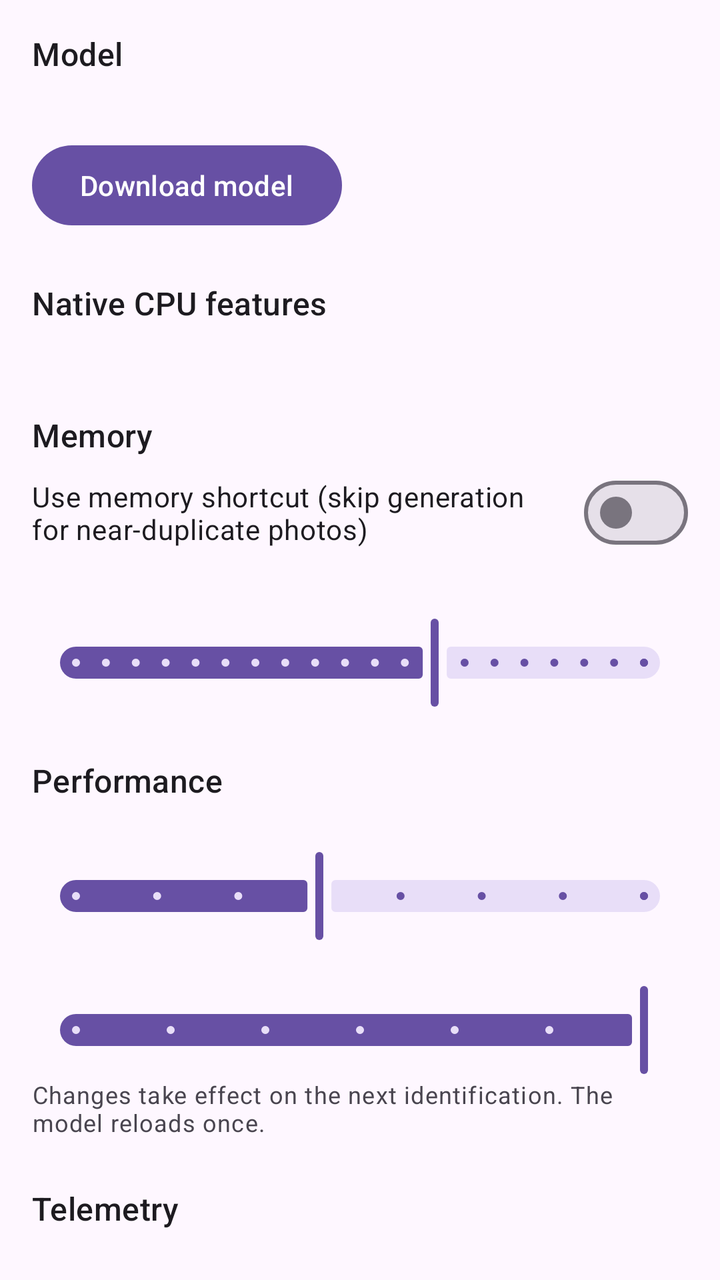
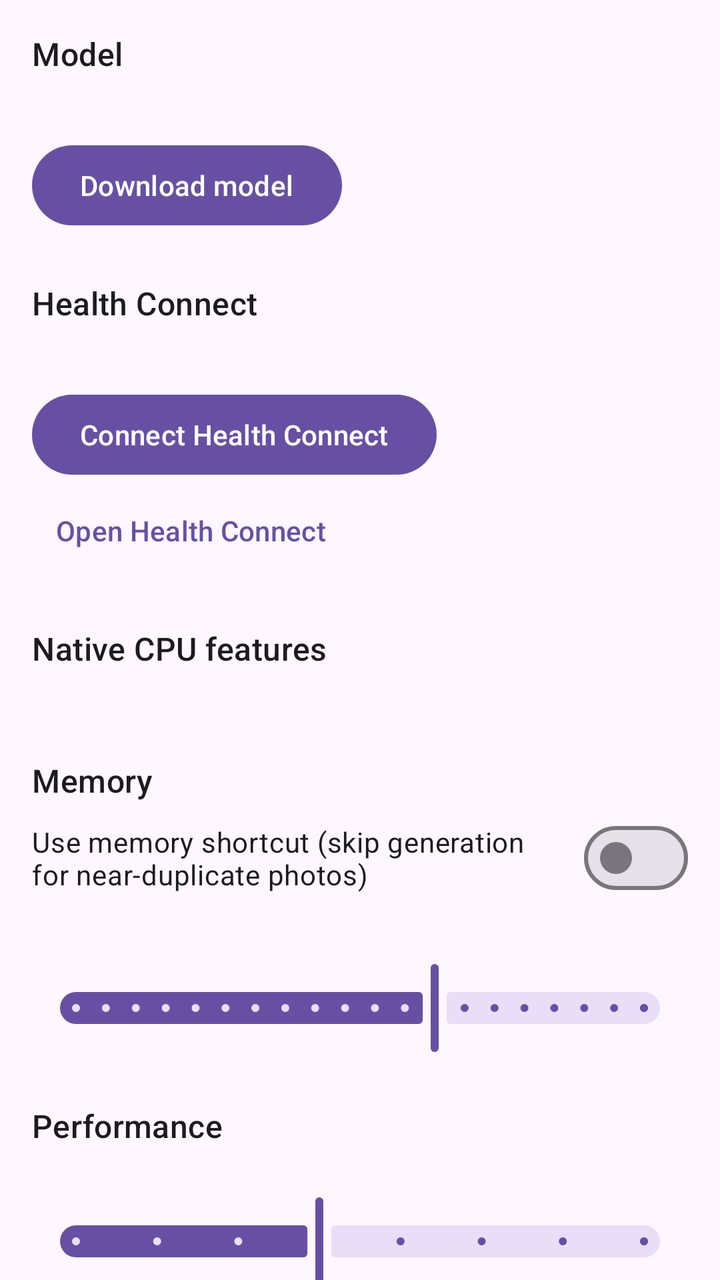

Screens rendered from an Android XML layout before and after an edit, with the pre-edit source and the edit as a unified diff.
<!-- AndroidManifest.xml: application theme Theme.Identify -->
<!-- res/layout/fragment_settings.xml -->
<?xml version="1.0" encoding="utf-8"?>
<androidx.core.widget.NestedScrollView xmlns:android="http://schemas.android.com/apk/res/android"
    android:layout_width="match_parent"
    android:layout_height="match_parent">

    <LinearLayout
        android:layout_width="match_parent"
        android:layout_height="wrap_content"
        android:orientation="vertical"
        android:padding="16dp">

        <TextView
            android:layout_width="match_parent"
            android:layout_height="wrap_content"
            android:text="@string/settings_model_title"
            android:textAppearance="?attr/textAppearanceTitleMedium" />

        <TextView
            android:id="@+id/model_status_text"
            android:layout_width="match_parent"
            android:layout_height="wrap_content"
            android:layout_marginTop="4dp"
            android:textAppearance="?attr/textAppearanceBodyMedium" />

        <com.google.android.material.progressindicator.LinearProgressIndicator
            android:id="@+id/download_progress"
            android:layout_width="match_parent"
            android:layout_height="wrap_content"
            android:layout_marginTop="8dp"
            android:indeterminate="false"
            android:max="1000"
            android:visibility="gone" />

        <TextView
            android:id="@+id/download_progress_text"
            android:layout_width="match_parent"
            android:layout_height="wrap_content"
            android:layout_marginTop="4dp"
            android:textAppearance="?attr/textAppearanceBodySmall"
            android:visibility="gone" />

        <com.google.android.material.button.MaterialButton
            android:id="@+id/download_button"
            android:layout_width="wrap_content"
            android:layout_height="wrap_content"
            android:layout_marginTop="8dp"
            android:text="@string/download_model" />

        <com.google.android.material.button.MaterialButton
            android:id="@+id/unload_model_button"
            style="@style/Widget.Material3.Button.OutlinedButton"
            android:layout_width="wrap_content"
            android:layout_height="wrap_content"
            android:layout_marginTop="8dp"
            android:text="@string/unload_model"
            android:visibility="gone" />

        <com.google.android.material.button.MaterialButton
            android:id="@+id/delete_model_button"
            style="@style/Widget.Material3.Button.OutlinedButton"
            android:layout_width="wrap_content"
            android:layout_height="wrap_content"
            android:layout_marginTop="8dp"
            android:text="@string/delete_model"
            android:visibility="gone" />

        <TextView
            android:layout_width="match_parent"
            android:layout_height="wrap_content"
            android:layout_marginTop="24dp"
            android:text="@string/system_info_title"
            android:textAppearance="?attr/textAppearanceTitleMedium" />

        <TextView
            android:id="@+id/system_info_text"
            android:layout_width="match_parent"
            android:layout_height="wrap_content"
            android:layout_marginTop="4dp"
            android:textAppearance="?attr/textAppearanceBodySmall"
            android:textIsSelectable="true" />

        <TextView
            android:layout_width="match_parent"
            android:layout_height="wrap_content"
            android:layout_marginTop="24dp"
            android:text="@string/memory_title"
            android:textAppearance="?attr/textAppearanceTitleMedium" />

        <com.google.android.material.materialswitch.MaterialSwitch
            android:id="@+id/memory_switch"
            android:layout_width="match_parent"
            android:layout_height="wrap_content"
            android:layout_marginTop="4dp"
            android:text="@string/memory_switch" />

        <TextView
            android:id="@+id/threshold_label"
            android:layout_width="match_parent"
            android:layout_height="wrap_content"
            android:layout_marginTop="8dp"
            android:textAppearance="?attr/textAppearanceBodyMedium" />

        <com.google.android.material.slider.Slider
            android:id="@+id/threshold_slider"
            android:layout_width="match_parent"
            android:layout_height="wrap_content"
            android:stepSize="1"
            android:value="92"
            android:valueFrom="80"
            android:valueTo="99" />

        <TextView
            android:layout_width="match_parent"
            android:layout_height="wrap_content"
            android:layout_marginTop="24dp"
            android:text="@string/performance_title"
            android:textAppearance="?attr/textAppearanceTitleMedium" />

        <TextView
            android:id="@+id/threads_label"
            android:layout_width="match_parent"
            android:layout_height="wrap_content"
            android:layout_marginTop="4dp"
            android:textAppearance="?attr/textAppearanceBodyMedium" />

        <com.google.android.material.slider.Slider
            android:id="@+id/threads_slider"
            android:layout_width="match_parent"
            android:layout_height="wrap_content"
            android:stepSize="1"
            android:value="4"
            android:valueFrom="1"
            android:valueTo="8" />

        <TextView
            android:id="@+id/image_tokens_label"
            android:layout_width="match_parent"
            android:layout_height="wrap_content"
            android:textAppearance="?attr/textAppearanceBodyMedium" />

        <com.google.android.material.slider.Slider
            android:id="@+id/image_tokens_slider"
            android:layout_width="match_parent"
            android:layout_height="wrap_content"
            android:stepSize="32"
            android:value="256"
            android:valueFrom="64"
            android:valueTo="256" />

        <TextView
            android:layout_width="match_parent"
            android:layout_height="wrap_content"
            android:text="@string/performance_note"
            android:textAppearance="?attr/textAppearanceBodySmall" />

        <TextView
            android:layout_width="match_parent"
            android:layout_height="wrap_content"
            android:layout_marginTop="24dp"
            android:text="@string/telemetry_title"
            android:textAppearance="?attr/textAppearanceTitleMedium" />

        <TextView
            android:id="@+id/live_telemetry_text"
            android:layout_width="match_parent"
            android:layout_height="wrap_content"
            android:layout_marginTop="4dp"
            android:textAppearance="?attr/textAppearanceBodySmall"
            android:textIsSelectable="true" />

        <TextView
            android:id="@+id/experiment_log_text"
            android:layout_width="match_parent"
            android:layout_height="wrap_content"
            android:layout_marginTop="8dp"
            android:textAppearance="?attr/textAppearanceBodySmall"
            android:textIsSelectable="true" />

        <TextView
            android:layout_width="match_parent"
            android:layout_height="wrap_content"
            android:layout_marginTop="24dp"
            android:text="@string/stats_title"
            android:textAppearance="?attr/textAppearanceTitleMedium" />

        <TextView
            android:id="@+id/stats_text"
            android:layout_width="match_parent"
            android:layout_height="wrap_content"
            android:layout_marginTop="4dp"
            android:textAppearance="?attr/textAppearanceBodyMedium" />

        <com.google.android.material.button.MaterialButton
            android:id="@+id/clear_history_button"
            android:layout_width="wrap_content"
            android:layout_height="wrap_content"
            android:layout_marginTop="16dp"
            android:text="@string/clear_history" />
    </LinearLayout>
</androidx.core.widget.NestedScrollView>
<!-- resources referenced by this layout -->
<resources>
  <string name="clear_history">Clear history and memory</string>
  <string name="delete_model">Delete model files</string>
  <string name="download_model">Download model</string>
  <string name="memory_switch">Use memory shortcut (skip generation for near-duplicate photos)</string>
  <string name="memory_title">Memory</string>
  <string name="performance_note">Changes take effect on the next identification. The model reloads once.</string>
  <string name="performance_title">Performance</string>
  <string name="settings_model_title">Model</string>
  <string name="stats_title">Stats</string>
  <string name="system_info_title">Native CPU features</string>
  <string name="telemetry_title">Telemetry</string>
  <string name="unload_model">Unload model from memory</string>
  <style name="Theme.Identify" parent="Theme.Material3.DayNight.NoActionBar" />
</resources>

<!-- the commit's change to res/layout/fragment_settings.xml (unified diff, before → after) -->
@@ -68,6 +68,57 @@
             android:layout_width="match_parent"
             android:layout_height="wrap_content"
             android:layout_marginTop="24dp"
+            android:text="@string/health_title"
+            android:textAppearance="?attr/textAppearanceTitleMedium" />
+
+        <TextView
+            android:id="@+id/health_status_text"
+            android:layout_width="match_parent"
+            android:layout_height="wrap_content"
+            android:layout_marginTop="4dp"
+            android:textAppearance="?attr/textAppearanceBodyMedium" />
+
+        <TextView
+            android:id="@+id/health_today_text"
+            android:layout_width="match_parent"
+            android:layout_height="wrap_content"
+            android:layout_marginTop="4dp"
+            android:textAppearance="?attr/textAppearanceBodyMedium"
+            android:visibility="gone" />
+
+        <LinearLayout
+            android:layout_width="match_parent"
+            android:layout_height="wrap_content"
+            android:layout_marginTop="8dp"
+            android:orientation="horizontal">
+
+            <com.google.android.material.button.MaterialButton
+                android:id="@+id/health_connect_button"
+                android:layout_width="wrap_content"
+                android:layout_height="wrap_content"
+                android:text="@string/health_connect_button" />
+
+            <com.google.android.material.button.MaterialButton
+                android:id="@+id/health_refresh_button"
+                style="@style/Widget.Material3.Button.OutlinedButton"
+                android:layout_width="wrap_content"
+                android:layout_height="wrap_content"
+                android:layout_marginStart="8dp"
+                android:text="@string/health_refresh_button"
+                android:visibility="gone" />
+        </LinearLayout>
+
+        <com.google.android.material.button.MaterialButton
+            android:id="@+id/health_open_button"
+            style="@style/Widget.Material3.Button.TextButton"
+            android:layout_width="wrap_content"
+            android:layout_height="wrap_content"
+            android:text="@string/health_open_button" />
+
+        <TextView
+            android:layout_width="match_parent"
+            android:layout_height="wrap_content"
+            android:layout_marginTop="24dp"
             android:text="@string/system_info_title"
             android:textAppearance="?attr/textAppearanceTitleMedium" />
 
<!-- resource entries referenced after the edit -->
@@ -3,6 +3,10 @@
   <string name="clear_history">Clear history and memory</string>
   <string name="delete_model">Delete model files</string>
   <string name="download_model">Download model</string>
+  <string name="health_connect_button">Connect Health Connect</string>
+  <string name="health_open_button">Open Health Connect</string>
+  <string name="health_refresh_button">Refresh</string>
+  <string name="health_title">Health Connect</string>
   <string name="memory_switch">Use memory shortcut (skip generation for near-duplicate photos)</string>
   <string name="memory_title">Memory</string>
   <string name="performance_note">Changes take effect on the next identification. The model reloads once.</string>
